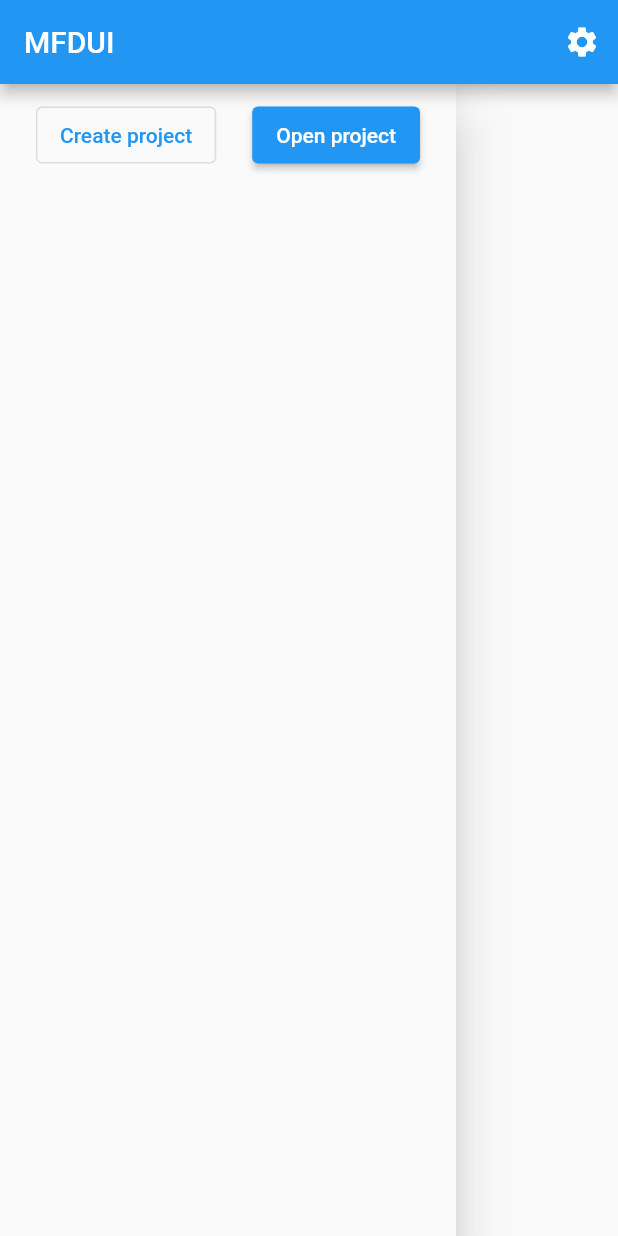
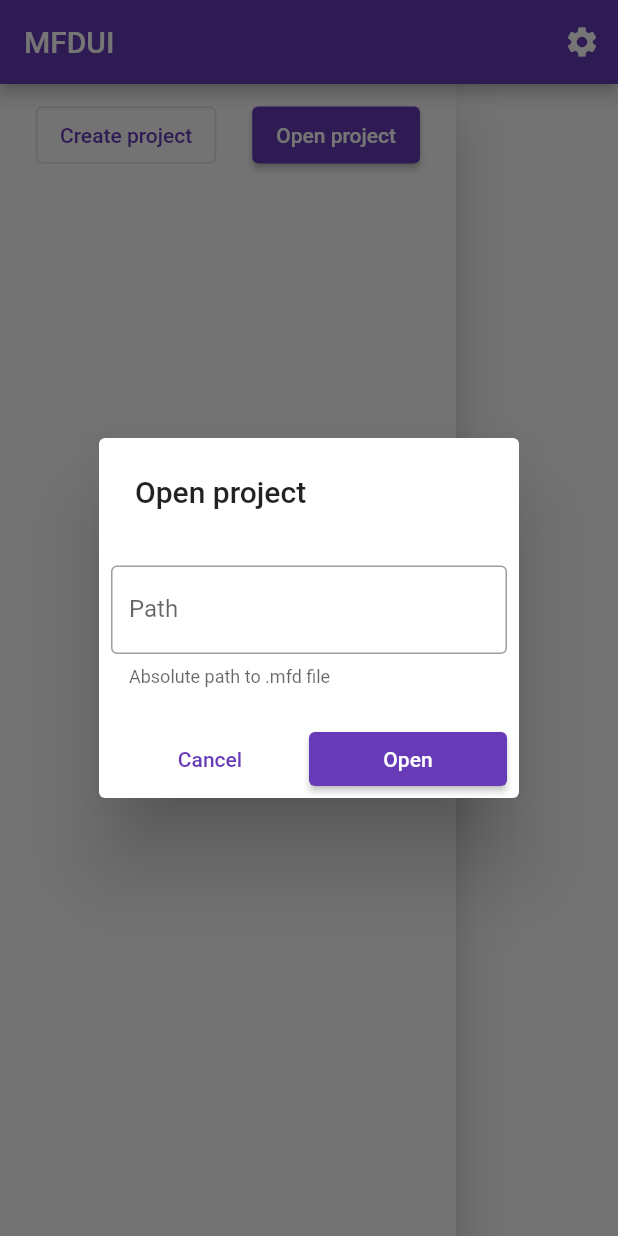
Before and after one commit to vmkteam/mfd-ui, a Flutter app: the screen it shows after launch, after a tap on "Open project", on a phone screen of 412 x 824 dp. Run offline on Flutter 3.47's test engine with Material 2 defaults, Android fonts, the phone set to English and light mode, and no system bars; our stand-ins replace bloc, flutter_bloc, shared_preferences.

Commit message:
complete workarea

```diff
--- a/lib/blocs/project_bloc.dart
+++ b/lib/blocs/project_bloc.dart
@@ -3,6 +3,7 @@ import 'dart:async';
 import 'package:bloc/bloc.dart';
 import 'package:meta/meta.dart';
 import 'package:mfdui/services/api/api_client.dart' as api;
+import 'package:shared_preferences/shared_preferences.dart';
 
 part 'project_event.dart';
 part 'project_state.dart';
@@ -17,9 +18,13 @@ class ProjectBloc extends Bloc<ProjectEvent, ProjectState> {
     ProjectEvent event,
   ) async* {
     if (event is ProjectLoadStarted) {
+      yield ProjectLoadInProgress();
       try {
-        final resp = await apiClient.api.project(api.ApiProjectArgs(name: event.name));
-        yield ProjectLoadSuccess(resp!);
+        final resp = await apiClient.api.project(api.ApiProjectArgs(filepath: event.filepath));
+        final prefs = await SharedPreferences.getInstance();
+        await prefs.setString('filepath', event.filepath);
+
+        yield ProjectLoadSuccess(resp!, event.filepath);
       } catch (e) {
         yield ProjectLoadFailed(e.toString());
       }
--- a/lib/blocs/project_event.dart
+++ b/lib/blocs/project_event.dart
@@ -4,7 +4,7 @@ part of 'project_bloc.dart';
 abstract class ProjectEvent {}
 
 class ProjectLoadStarted extends ProjectEvent {
-  ProjectLoadStarted(this.name);
+  ProjectLoadStarted(this.filepath);
 
-  final String name;
+  final String filepath;
 }
--- a/lib/blocs/project_state.dart
+++ b/lib/blocs/project_state.dart
@@ -5,10 +5,13 @@ abstract class ProjectState {}
 
 class ProjectInitial extends ProjectState {}
 
+class ProjectLoadInProgress extends ProjectState {}
+
 class ProjectLoadSuccess extends ProjectState {
-  ProjectLoadSuccess(this.project);
+  ProjectLoadSuccess(this.project, this.filename);
 
   final api.Project project;
+  final String filename;
 }
 
 class ProjectLoadFailed extends ProjectState {
--- a/lib/blocs/settings/settings_bloc.dart
+++ b/lib/blocs/settings/settings_bloc.dart
@@ -3,9 +3,12 @@ import 'dart:async';
 import 'package:bloc/bloc.dart';
 import 'package:meta/meta.dart';
 import 'package:mfdui/services/api/jsonrpc_client.dart' as api;
+import 'package:shared_preferences/shared_preferences.dart';
 
 part 'settings_event.dart';
 part 'settings_state.dart';
+
+const defaultApiUrl = 'http://localhost:8080/';
 
 class SettingsBloc extends Bloc<SettingsEvent, SettingsState> {
   SettingsBloc(this.rpcClient, String x) : super(SettingsInitial(x));
@@ -16,20 +19,29 @@ class SettingsBloc extends Bloc<SettingsEvent, SettingsState> {
   Stream<SettingsState> mapEventToState(
     SettingsEvent event,
   ) async* {
+    if (event is SettingsStarted) {
+      final prefs = await SharedPreferences.getInstance();
+      final apiUrl = prefs.getString('apiurl') ?? defaultApiUrl;
+      rpcClient.url = apiUrl;
+      yield SettingsUpdateSuccess(apiUrl);
+    }
     if (event is SettingsUpdated) {
+      yield SettingsUpdateInProgress(event.url);
       final oldUrl = rpcClient.url;
       try {
         rpcClient.url = event.url;
         final resp = await rpcClient.call('api.ping', null);
         if (resp is String && resp == 'pong') {
+          final prefs = await SharedPreferences.getInstance();
+          await prefs.setString('apiurl', event.url);
           yield SettingsUpdateSuccess(event.url);
         } else {
           rpcClient.url = oldUrl;
-          yield SettingsUpdateFailed('cant update url, because response is not "pong", but $resp');
+          yield SettingsUpdateFailed(event.url, 'cant update url, because response is not "pong", but $resp');
         }
       } catch (e) {
         rpcClient.url = oldUrl;
-        yield SettingsUpdateFailed(e.toString());
+        yield SettingsUpdateFailed(oldUrl, e.toString());
       }
     }
   }
--- a/lib/blocs/settings/settings_event.dart
+++ b/lib/blocs/settings/settings_event.dart
@@ -2,6 +2,8 @@ part of 'settings_bloc.dart';
 
 @immutable
 abstract class SettingsEvent {}
+
+class SettingsStarted extends SettingsEvent {}
 
 class SettingsUpdated extends SettingsEvent {
   SettingsUpdated(this.url);
--- a/lib/blocs/settings/settings_state.dart
+++ b/lib/blocs/settings/settings_state.dart
@@ -11,11 +11,15 @@ class SettingsInitial extends SettingsState {
   const SettingsInitial(String url) : super(url);
 }
 
+class SettingsUpdateInProgress extends SettingsState {
+  const SettingsUpdateInProgress(String url) : super(url);
+}
+
 class SettingsUpdateSuccess extends SettingsState {
   const SettingsUpdateSuccess(String url) : super(url);
 }
 
 class SettingsUpdateFailed extends SettingsState {
-  const SettingsUpdateFailed(this.err) : super('');
+  const SettingsUpdateFailed(String url, this.err) : super(url);
   final String err;
 }
--- a/lib/components/main_page.dart
+++ b/lib/components/main_page.dart
@@ -5,14 +5,24 @@ import 'package:mfdui/blocs/project_bloc.dart';
 import 'package:mfdui/blocs/work_area_bloc.dart';
 import 'package:mfdui/components/menu.dart';
 import 'package:mfdui/components/settings.dart';
-import 'package:mfdui/components/table.dart';
+import 'package:mfdui/components/work_area.dart';
 import 'package:mfdui/services/api/api_client.dart';
+import 'package:shared_preferences/shared_preferences.dart';
 
 class MainPage extends StatelessWidget {
   @override
   Widget build(BuildContext context) {
     return BlocProvider(
-      create: (context) => ProjectBloc(RepositoryProvider.of<ApiClient>(context)),
+      create: (context) {
+        final bloc = ProjectBloc(RepositoryProvider.of<ApiClient>(context));
+        SharedPreferences.getInstance().then((prefs) {
+          String? filepath = prefs.getString('filepath');
+          if (filepath != null) {
+            bloc.add(ProjectLoadStarted(filepath));
+          }
+        });
+        return bloc;
+      },
       child: BlocProvider(
         create: (context) => WorkAreaBloc(BlocProvider.of<ProjectBloc>(context)),
         child: Scaffold(
@@ -30,137 +40,65 @@ class MainPage extends StatelessWidget {
               Builder(
                 builder: (context) => IconButton(
                   icon: Icon(Icons.settings),
-                  tooltip: 'Настройки',
+                  tooltip: 'Settings',
                   onPressed: () async {
                     await showDialog(
                       context: context,
                       builder: (context) => Settings(),
                     );
-                    BlocProvider.of<ProjectBloc>(context).add(ProjectLoadStarted('vtsrv'));
+                    final bloc = BlocProvider.of<ProjectBloc>(context);
+                    final state = bloc.state;
+                    if (state is ProjectLoadSuccess) {
+                      bloc.add(ProjectLoadStarted(state.filename));
+                    }
                   },
                 ),
               ),
             ],
           ),
-          body: Row(
-            crossAxisAlignment: CrossAxisAlignment.start,
-            children: [
-              Menu(),
-              Expanded(child: WorkArea()),
-            ],
+          body: BlocBuilder<ProjectBloc, ProjectState>(
+            builder: (context, state) {
+              Widget? loader;
+              if (state is ProjectLoadInProgress) {
+                loader = const LinearProgressIndicator();
+              }
+              Widget? notification;
+              if (state is ProjectLoadFailed) {
+                notification = SizedBox(
+                  width: double.infinity,
+                  child: Material(
+                    elevation: 3,
+                    color: Colors.red.shade100,
+                    child: Padding(
+                      padding: const EdgeInsets.all(10.0),
+                      child: Center(
+                        child: Text(
+                          state.err,
+                          softWrap: true,
+                        ),
+                      ),
+                    ),
+                  ),
+                );
+              }
+
+              return Column(children: [
+                if (loader != null) loader,
+                if (notification != null) notification,
+                Expanded(
+                  child: Row(
+                    crossAxisAlignment: CrossAxisAlignment.start,
+                    children: [
+                      Menu(),
+                      Expanded(child: WorkArea()),
+                    ],
+                  ),
+                ),
+              ]);
+            },
           ),
         ),
       ),
     );
   }
 }
-
-class WorkArea extends StatelessWidget {
-  List<TableColumn<Attribute>> get columns {
-    return [
-      TableColumn(
-        header: const Header('Name'),
-        builder: (context, row) {
-          return Text(row.name!);
-        },
-      ),
-      TableColumn(
-        header: const Header('DB column'),
-        builder: (context, row) {
-          return Text(row.dbName!);
-        },
-      ),
-      TableColumn(
-        header: const Header('DB type'),
-        builder: (context, row) {
-          return Text(row.dbType!);
-        },
-      ),
-      TableColumn(
-        header: const Header('go type'),
-        builder: (context, row) {
-          return Text(row.goType!);
-        },
-      ),
-      TableColumn(
-        header: const Header('Primary key'),
-        builder: (context, row) {
-          if (row.primaryKey!) {
-            return Checkbox(value: row.primaryKey!, onChanged: null);
-          }
-          return const SizedBox();
-        },
-      ),
-      TableColumn(
-        header: const Header('Nullable'),
-        builder: (context, row) {
-          if (row.nullable!) {
-            return Checkbox(value: row.nullable!, onChanged: null);
-          }
-          return const SizedBox();
-        },
-      ),
-      TableColumn(
-        header: const Header('Addable'),
-        builder: (context, row) {
-          if (row.addable!) {
-            return Checkbox(value: row.addable!, onChanged: null);
-          }
-          return const SizedBox();
-        },
-      ),
-      TableColumn(
-        header: const Header('Updatable'),
-        builder: (context, row) {
-          if (row.updatable!) {
-            return Checkbox(value: row.updatable!, onChanged: null);
-          }
-          return const SizedBox();
-        },
-      ),
-    ];
-  }
-
-  final ScrollController scrollController1 = ScrollController();
-
-  @override
-  Widget build(BuildContext context) {
-    return BlocBuilder<WorkAreaBloc, WorkAreaState>(
-      builder: (context, state) {
-        if (state is WorkAreaSelectSuccess) {
-          return CustomScrollView(
-            slivers: [
-              SliverAppBar(
-                title: Text(state.entity.name!),
-                primary: false,
-                automaticallyImplyLeading: false,
-                backgroundColor: Colors.blueGrey.shade300,
-                elevation: 0,
-              ),
-              SliverList(
-                delegate: SliverChildListDelegate(
-                  [
-                    ListTile(title: Text('Attributes', style: Theme.of(context).textTheme.headline5)),
-                    Center(
-                      child: Scrollbar(
-                        controller: scrollController1,
-                        child: SingleChildScrollView(
-                          controller: scrollController1,
-                          scrollDirection: Axis.horizontal,
-                          child: CustomTable(columns: columns, rows: state.entity.attributes?.map((e) => e!).toList() ?? List<Attribute>.empty()),
-                        ),
-                      ),
-                    ),
-                    const SizedBox(height: 20),
-                    ListTile(title: Text('Searches', style: Theme.of(context).textTheme.headline5)),
-                  ],
-                ),
-              )
-            ],
-          );
-        }
-        return Container();
-      },
-    );
-  }
-}
--- a/lib/components/menu.dart
+++ b/lib/components/menu.dart
@@ -3,11 +3,13 @@ import 'package:flutter_bloc/flutter_bloc.dart';
 import 'package:mfdui/blocs/project_bloc.dart';
 import 'package:mfdui/blocs/work_area_bloc.dart';
 import 'package:mfdui/services/api/api_client.dart';
+import 'package:shared_preferences/shared_preferences.dart';
 
 class Menu extends StatelessWidget {
   @override
   Widget build(BuildContext context) {
     return Drawer(
+      child: Scrollbar(
         child: CustomScrollView(
           slivers: [
             SliverList(
@@ -22,17 +24,22 @@ class Menu extends StatelessWidget {
                           height: 38,
                           child: OutlinedButton(
                             onPressed: () {},
-                          child: Text('Create project'),
+                            child: const Text('Create project'),
                           ),
                         ),
                         SizedBox(
                           height: 38,
                           child: Builder(
                             builder: (context) => ElevatedButton(
-                            onPressed: () {
-                              BlocProvider.of<ProjectBloc>(context).add(ProjectLoadStarted('vtsrv'));
+                              onPressed: () async {
+                                final prefs = await SharedPreferences.getInstance();
+                                String? filepath = prefs.getString('filepath');
+                                filepath = await showDialog<String?>(context: context, builder: (context) => _OpenProjectDialog(path: filepath));
+                                if (filepath != null) {
+                                  BlocProvider.of<ProjectBloc>(context).add(ProjectLoadStarted(filepath));
+                                }
                               },
-                            child: Text('Open project'),
+                              child: const Text('Open project'),
                             ),
                           ),
                         ),
@@ -92,6 +99,69 @@ class Menu extends StatelessWidget {
             ),
           ],
         ),
+      ),
     );
   }
 }
+
+class _OpenProjectDialog extends StatefulWidget {
+  const _OpenProjectDialog({Key? key, this.path}) : super(key: key);
+
+  final String? path;
+
+  @override
+  __OpenProjectDialogState createState() => __OpenProjectDialogState();
+}
+
+class __OpenProjectDialogState extends State<_OpenProjectDialog> {
+  late TextEditingController textEditingController;
+
+  @override
+  void initState() {
+    textEditingController = TextEditingController(text: widget.path);
+    super.initState();
+  }
+
+  @override
+  Widget build(BuildContext context) {
+    return SimpleDialog(
+      contentPadding: const EdgeInsets.all(8.0),
+      title: const Text('Open project'),
+      children: [
+        const SizedBox(height: 30),
+        TextField(
+          controller: textEditingController,
+          decoration: const InputDecoration(
+            border: OutlineInputBorder(),
+            labelText: 'Path',
+            helperText: 'Absolute path to .mfd file',
+          ),
+        ),
+        const SizedBox(height: 30),
+        Row(
+          mainAxisAlignment: MainAxisAlignment.spaceAround,
+          children: [
+            Expanded(
+              child: SizedBox(
+                height: 36,
+                child: TextButton(
+                  onPressed: () => Navigator.of(context).pop(),
+                  child: const Text('Cancel'),
+                ),
+              ),
+            ),
+            Expanded(
+              child: SizedBox(
+                height: 36,
+                child: ElevatedButton(
+                  onPressed: () => Navigator.of(context).pop(textEditingController.text),
+                  child: const Text('Open'),
+                ),
+              ),
+            ),
+          ],
+        ),
+      ],
+    );
+  }
+}
--- a/lib/main.dart
+++ b/lib/main.dart
@@ -6,10 +6,8 @@ import 'package:mfdui/components/main_page.dart';
 import 'package:mfdui/services/api/api_client.dart';
 import 'package:mfdui/services/api/jsonrpc_client.dart';
 
-const defaultApiUrl = 'http://192.168.1.192:8080/';
-
 void main() {
-  runApp(MyApp(RPCClient(defaultApiUrl, http.Client())));
+  runApp(MyApp(RPCClient('http://localhost:8080/', http.Client())));
 }
 
 class MyApp extends StatelessWidget {
@@ -25,20 +23,12 @@ class MyApp extends StatelessWidget {
         RepositoryProvider(create: (context) => ApiClient(rpcClient)),
       ],
       child: BlocProvider<SettingsBloc>(
-        create: (context) => SettingsBloc(rpcClient, defaultApiUrl),
+        create: (context) => SettingsBloc(rpcClient, defaultApiUrl)..add(SettingsStarted()),
+        lazy: false,
         child: MaterialApp(
           title: 'MFDUI',
           theme: ThemeData(
-            // This is the theme of your application.
-            //
-            // Try running your application with "flutter run". You'll see the
-            // application has a blue toolbar. Then, without quitting the app, try
-            // changing the primarySwatch below to Colors.green and then invoke
-            // "hot reload" (press "r" in the console where you ran "flutter run",
-            // or simply save your changes to "hot reload" in a Flutter IDE).
-            // Notice that the counter didn't reset back to zero; the application
-            // is not restarted.
-            primarySwatch: Colors.blue,
+            primarySwatch: Colors.deepPurple,
           ),
           routes: {
             '/': (context) => MainPage(),
--- a/lib/services/api/api_client.dart
+++ b/lib/services/api/api_client.dart
@@ -35,13 +35,6 @@ class _ServiceApi {
 
   final JSONRPCClient _client;
 
-  Future<Project?> loadProject(ApiLoadProjectArgs args) {
-    return Future(() async {
-      final response = await _client.call('api.loadProject', args) as Map<String, dynamic>;
-      return Project.fromJson(response);
-    });
-  }
-
   Future<String?> ping(ApiPingArgs args) {
     return Future(() async {
       final response = await _client.call('api.ping', args) as String?;
@@ -58,17 +51,6 @@ class _ServiceApi {
 }
 
 @JsonSerializable(includeIfNull: false, explicitToJson: true)
-class ApiLoadProjectArgs {
-  ApiLoadProjectArgs({this.filepath});
-
-  factory ApiLoadProjectArgs.fromJson(Map<String, dynamic> json) => _$ApiLoadProjectArgsFromJson(json);
-
-  Map<String, dynamic> toJson() => _$ApiLoadProjectArgsToJson(this);
-
-  final String? filepath;
-}
-
-@JsonSerializable(includeIfNull: false, explicitToJson: true)
 class ApiPingArgs {
   ApiPingArgs();
 
@@ -79,13 +61,13 @@ class ApiPingArgs {
 
 @JsonSerializable(includeIfNull: false, explicitToJson: true)
 class ApiProjectArgs {
-  ApiProjectArgs({this.name});
+  ApiProjectArgs({this.filepath});
 
   factory ApiProjectArgs.fromJson(Map<String, dynamic> json) => _$ApiProjectArgsFromJson(json);
 
   Map<String, dynamic> toJson() => _$ApiProjectArgsToJson(this);
 
-  final String? name;
+  final String? filepath;
 }
 
 class _ServiceXml {
--- a/pubspec.yaml
+++ b/pubspec.yaml
@@ -32,6 +32,7 @@ dependencies:
   file_picker: ^3.0.1
 
   flutter_bloc: ^7.0.0
+  shared_preferences: ^2.0.5
 
 dev_dependencies:
   flutter_test:
```
Also changed, not shown: lib/blocs/menu_list_bloc.dart (added, +44 -0 lines), lib/blocs/menu_list_event.dart (added, +12 -0 lines), lib/blocs/menu_list_state.dart (added, +18 -0 lines), lib/components/settings.dart (+63 -70 lines), lib/components/work_area.dart (added, +180 -0 lines), lib/services/api/api_client.g.dart, pubspec.lock. Lines whose indentation alone changed are shown as unchanged.
